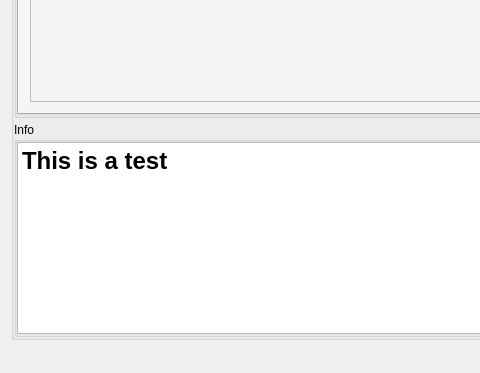
First picture: the form in src/cfrmnodeconfig.ui, repository grodansparadis/vscp-works-qt, before the edit; both pictures show x 0 to 480 and y 459 to 832 of the 861 by 832 pixel window.
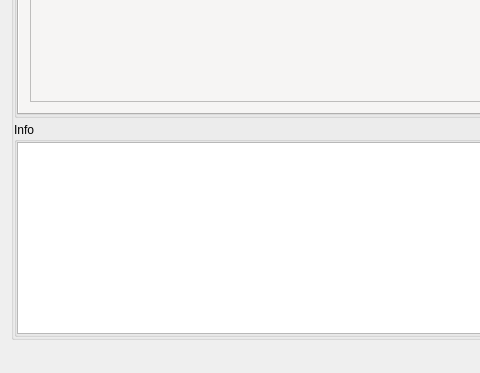
Second picture: the form after the edit. Icons and pictures are not drawn.

Commit message: config info area is complete

The edit to the form file:
```diff
--- a/src/cfrmnodeconfig.ui
+++ b/src/cfrmnodeconfig.ui
@@ -518,7 +518,7 @@
 &lt;html&gt;&lt;head&gt;&lt;meta name=&quot;qrichtext&quot; content=&quot;1&quot; /&gt;&lt;style type=&quot;text/css&quot;&gt;
 p, li { white-space: pre-wrap; }
 &lt;/style&gt;&lt;/head&gt;&lt;body style=&quot; font-family:'Ubuntu'; font-size:11pt; font-weight:400; font-style:normal;&quot;&gt;
-&lt;h1 style=&quot; margin-top:18px; margin-bottom:12px; margin-left:0px; margin-right:0px; -qt-block-indent:0; text-indent:0px;&quot;&gt;&lt;span style=&quot; font-size:xx-large; font-weight:600;&quot;&gt;This is a test&lt;/span&gt;&lt;/h1&gt;&lt;/body&gt;&lt;/html&gt;</string>
+&lt;h1 style=&quot;-qt-paragraph-type:empty; margin-top:18px; margin-bottom:12px; margin-left:0px; margin-right:0px; -qt-block-indent:0; text-indent:0px; font-size:xx-large; font-weight:600;&quot;&gt;&lt;br /&gt;&lt;/h1&gt;&lt;/body&gt;&lt;/html&gt;</string>
             </property>
            </widget>
           </item>
```
The commit also changes 2 other files.
